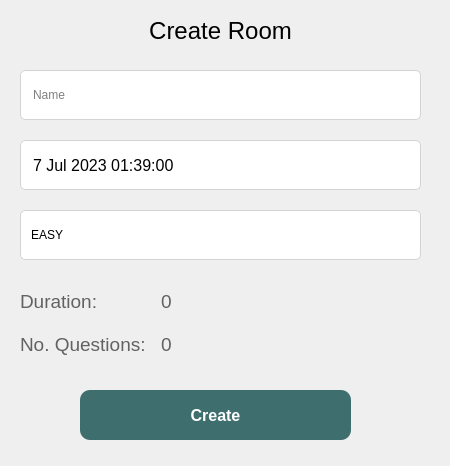
First picture: the form in DrivingWrittenTest/CreateRoomForm/createroom.ui, repository NamHoai1210/DrivingWrittenTest-C, before the edit.
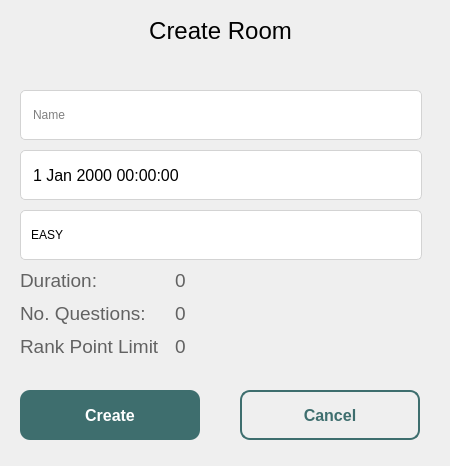
Second picture: the form after the edit. Icons and pictures are not drawn.

Patch:
```diff
--- a/DrivingWrittenTest/CreateRoomForm/createroom.ui
+++ b/DrivingWrittenTest/CreateRoomForm/createroom.ui
@@ -21,9 +21,9 @@
    <property name="geometry">
     <rect>
      <x>20</x>
-     <y>70</y>
-     <width>401</width>
-     <height>201</height>
+     <y>90</y>
+     <width>402</width>
+     <height>171</height>
     </rect>
    </property>
    <layout class="QFormLayout" name="formLayout_4">
@@ -31,13 +31,13 @@
      <number>0</number>
     </property>
     <property name="verticalSpacing">
-     <number>20</number>
+     <number>10</number>
     </property>
     <item row="0" column="1">
      <widget class="QLineEdit" name="name">
       <property name="minimumSize">
        <size>
-        <width>0</width>
+        <width>400</width>
         <height>50</height>
        </size>
       </property>
@@ -64,7 +64,7 @@
      <widget class="QComboBox" name="level">
       <property name="minimumSize">
        <size>
-        <width>0</width>
+        <width>400</width>
         <height>50</height>
        </size>
       </property>
@@ -92,7 +92,7 @@
 border : 2px solid rgb(176, 216, 213);
 }
 
-#comboBox QListView{
+#level QListView{
 font-size: 12px;
 border: 1px solid rgba(0,0,0,10%);
 padding: 5px;
@@ -100,7 +100,7 @@
 outline: 0px;
 }
 
-#comboBox:item{
+#level:item{
 color: black;
 }
 </string>
@@ -126,7 +126,7 @@
      <widget class="QDateTimeEdit" name="startTime">
       <property name="minimumSize">
        <size>
-        <width>0</width>
+        <width>400</width>
         <height>50</height>
        </size>
       </property>
@@ -160,16 +160,6 @@
 color: black;
 }</string>
       </property>
-      <property name="minimumDateTime">
-       <datetime>
-        <hour>1</hour>
-        <minute>39</minute>
-        <second>0</second>
-        <year>2023</year>
-        <month>7</month>
-        <day>7</day>
-       </datetime>
-      </property>
       <property name="calendarPopup">
        <bool>true</bool>
       </property>
@@ -202,9 +192,9 @@
    <property name="geometry">
     <rect>
      <x>20</x>
-     <y>290</y>
+     <y>269</y>
      <width>401</width>
-     <height>80</height>
+     <height>101</height>
     </rect>
    </property>
    <layout class="QFormLayout" name="formLayout">
@@ -212,7 +202,7 @@
      <number>15</number>
     </property>
     <property name="verticalSpacing">
-     <number>20</number>
+     <number>10</number>
     </property>
     <item row="0" column="0">
      <widget class="QLabel" name="label_2">
@@ -229,6 +219,21 @@
       </property>
      </widget>
     </item>
+    <item row="0" column="1">
+     <widget class="QLabel" name="duration">
+      <property name="font">
+       <font>
+        <pointsize>14</pointsize>
+       </font>
+      </property>
+      <property name="styleSheet">
+       <string notr="true">color: rgb(98, 98, 98);</string>
+      </property>
+      <property name="text">
+       <string>0</string>
+      </property>
+     </widget>
+    </item>
     <item row="1" column="0">
      <widget class="QLabel" name="label_3">
       <property name="font">
@@ -244,7 +249,22 @@
       </property>
      </widget>
     </item>
-    <item row="0" column="1">
+    <item row="1" column="1">
+     <widget class="QLabel" name="no">
+      <property name="font">
+       <font>
+        <pointsize>14</pointsize>
+       </font>
+      </property>
+      <property name="styleSheet">
+       <string notr="true">color: rgb(98, 98, 98);</string>
+      </property>
+      <property name="text">
+       <string>0</string>
+      </property>
+     </widget>
+    </item>
+    <item row="2" column="0">
      <widget class="QLabel" name="label_4">
       <property name="font">
        <font>
@@ -255,12 +275,12 @@
        <string notr="true">color: rgb(98, 98, 98);</string>
       </property>
       <property name="text">
-       <string>0</string>
+       <string>Rank Point Limit</string>
       </property>
      </widget>
     </item>
-    <item row="1" column="1">
-     <widget class="QLabel" name="label_5">
+    <item row="2" column="1">
+     <widget class="QLabel" name="limit">
       <property name="font">
        <font>
         <pointsize>14</pointsize>
@@ -279,9 +299,9 @@
   <widget class="QPushButton" name="signIn_4">
    <property name="geometry">
     <rect>
-     <x>80</x>
+     <x>20</x>
      <y>390</y>
-     <width>271</width>
+     <width>180</width>
      <height>50</height>
     </rect>
    </property>
@@ -323,6 +343,86 @@
     </size>
    </property>
   </widget>
+  <widget class="QPushButton" name="cancel">
+   <property name="geometry">
+    <rect>
+     <x>240</x>
+     <y>390</y>
+     <width>180</width>
+     <height>50</height>
+    </rect>
+   </property>
+   <property name="font">
+    <font>
+     <pointsize>12</pointsize>
+     <bold>true</bold>
+    </font>
+   </property>
+   <property name="cursor">
+    <cursorShape>PointingHandCursor</cursorShape>
+   </property>
+   <property name="layoutDirection">
+    <enum>Qt::RightToLeft</enum>
+   </property>
+   <property name="styleSheet">
+    <string notr="true">QPushButton{
+border-radius: 10px;
+border: 2px solid rgb(62, 110, 110);
+background-color: transparent;
+color: rgb(62, 110, 110);
+}
+
+
+QPushButton:hover {
+	background-color: white;
+color:  rgb(42, 74, 74);
+}
+
+QPushButton:pressed {
+	background-color: #f0f0f0;
+}</string>
+   </property>
+   <property name="text">
+    <string>Cancel</string>
+   </property>
+   <property name="iconSize">
+    <size>
+     <width>28</width>
+     <height>28</height>
+    </size>
+   </property>
+  </widget>
+  <widget class="QLabel" name="error">
+   <property name="geometry">
+    <rect>
+     <x>20</x>
+     <y>50</y>
+     <width>401</width>
+     <height>30</height>
+    </rect>
+   </property>
+   <property name="minimumSize">
+    <size>
+     <width>0</width>
+     <height>30</height>
+    </size>
+   </property>
+   <property name="maximumSize">
+    <size>
+     <width>16777215</width>
+     <height>40</height>
+    </size>
+   </property>
+   <property name="styleSheet">
+    <string notr="true">color: rgb(245, 105, 101);</string>
+   </property>
+   <property name="text">
+    <string>&lt;html&gt;&lt;head/&gt;&lt;body&gt;&lt;p&gt;&lt;br/&gt;&lt;/p&gt;&lt;/body&gt;&lt;/html&gt;</string>
+   </property>
+   <property name="alignment">
+    <set>Qt::AlignCenter</set>
+   </property>
+  </widget>
  </widget>
  <resources/>
  <connections/>
```
Left out of the diff: 2 changed lines with no effect on the pictures.
